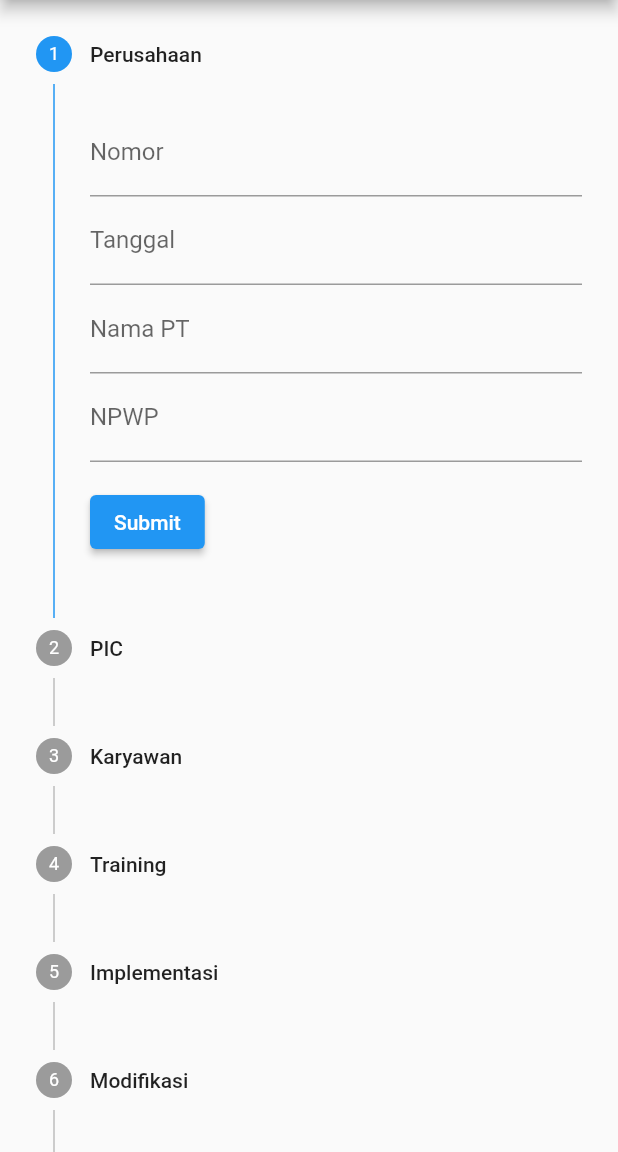
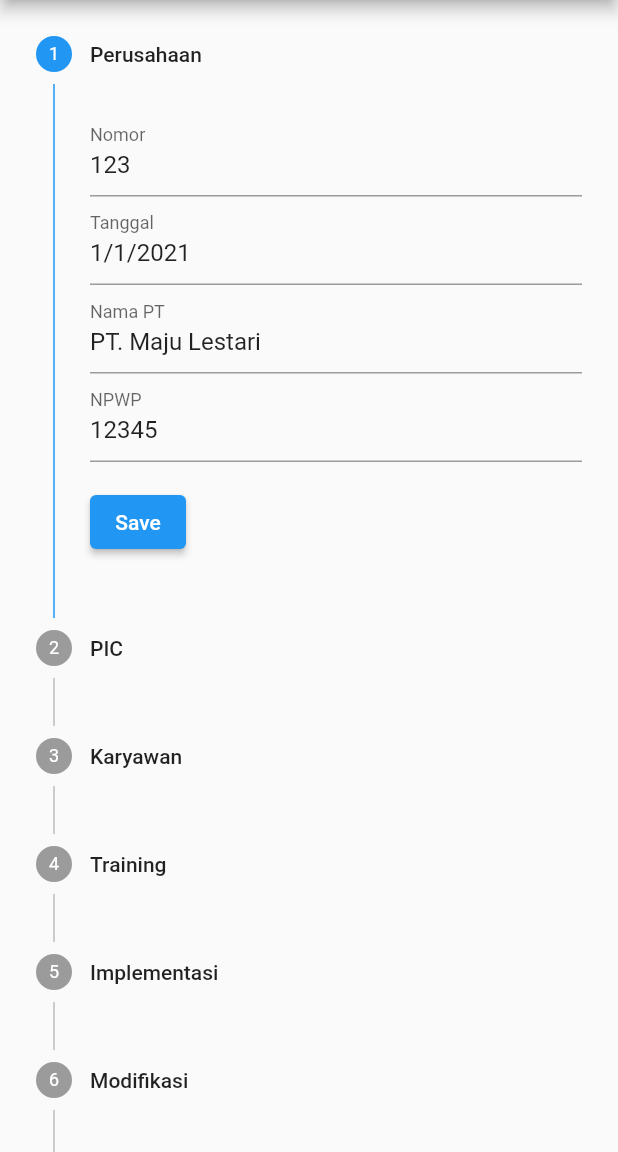
Before and after one commit to wiztensai/pricelist-report-flutter, a Flutter app: the screen it shows after launch, on a phone screen of 412 x 824 dp, the part 84-1236 px from its top. Run offline on Flutter 3.47's test engine with Material 2 defaults, Android fonts, the phone set to English and light mode, and no system bars; our stand-ins replace fluttertoast, pdf; missing offline and left inert: flutter_email_sender, flutter_full_pdf_viewer.

Commit message:
email, form data dummy

```diff
--- a/lib/app.dart
+++ b/lib/app.dart
@@ -9,7 +9,7 @@ class MyApp extends StatelessWidget {
   @override
   Widget build(BuildContext context) {
     return MaterialApp(
-      title: 'Flutter Demo',
+      title: 'Pricelist Report',
       theme: ThemeData(
         primarySwatch: Colors.blue,
       ),
@@ -28,6 +28,6 @@ class _MyHomePageState extends State<MyHomePage> {
   @override
   Widget build(BuildContext context) {
 
-    return AccountPage();
+    return PageForm();
   }
 }
--- a/lib/page_form.dart
+++ b/lib/page_form.dart
@@ -5,9 +5,9 @@ import 'package:price_report/mpdf/report_pdf.dart';
 import 'package:price_report/model_pricedata.dart';
 import 'package:price_report/dialog_finish.dart';
 
-class AccountPage extends StatefulWidget {
+class PageForm extends StatefulWidget {
   @override
-  _AccountPageState createState() => new _AccountPageState();
+  _PageFormState createState() => new _PageFormState();
 }
 
 List<GlobalKey<FormState>> formKeys = [
@@ -22,14 +22,19 @@ List<GlobalKey<FormState>> formKeys = [
 
 var priceData = ModelPriceData();
 
-class _AccountPageState extends State<AccountPage> {
+class _PageFormState extends State<PageForm> {
   int _currentStep = 0;
   bool complete = false;
 
-  List<Map<String, StepState>> stepStates= [{"Perusahaan":StepState.indexed}, {"PIC":StepState.indexed}, {"Karyawan":StepState.indexed}, {"Training":StepState.indexed}
-    , {"Implementasi":StepState.indexed}
-    , {"Modifikasi":StepState.indexed}
-    , {"Email Sales":StepState.indexed}];
+  List<Map<String, StepState>> stepStates = [
+    {"Perusahaan": StepState.indexed},
+    {"PIC": StepState.indexed},
+    {"Karyawan": StepState.indexed},
+    {"Training": StepState.indexed},
+    {"Implementasi": StepState.indexed},
+    {"Modifikasi": StepState.indexed},
+    {"Email Sales": StepState.indexed}
+  ];
 
   next() {
     _currentStep < 7 ? setState(() => _currentStep += 1) : null;
@@ -60,6 +65,7 @@ class _AccountPageState extends State<AccountPage> {
             child: Column(
               children: <Widget>[
                 TextFormField(
+                    initialValue: priceData.nomor,
                     decoration: InputDecoration(labelText: 'Nomor'),
                     validator: (value) {
                       if (value == null || value.isEmpty) {
@@ -73,6 +79,7 @@ class _AccountPageState extends State<AccountPage> {
                       FilteringTextInputFormatter.digitsOnly
                     ]),
                 TextFormField(
+                    initialValue: priceData.tanggal,
                     decoration: InputDecoration(labelText: 'Tanggal'),
                     validator: (value) {
                       if (value == null || value.isEmpty) {
@@ -82,6 +89,7 @@ class _AccountPageState extends State<AccountPage> {
                       priceData.tanggal = value;
                     }),
                 TextFormField(
+                    initialValue: priceData.namaPT,
                     decoration: InputDecoration(labelText: 'Nama PT'),
                     validator: (value) {
                       if (value == null || value.isEmpty) {
@@ -91,6 +99,7 @@ class _AccountPageState extends State<AccountPage> {
                       priceData.namaPT = value;
                     }),
                 TextFormField(
+                    initialValue: priceData.npwp,
                     decoration: InputDecoration(labelText: 'NPWP'),
                     validator: (value) {
                       if (value == null || value.isEmpty) {
@@ -115,6 +124,7 @@ class _AccountPageState extends State<AccountPage> {
             child: Column(
               children: <Widget>[
                 TextFormField(
+                  initialValue: priceData.picUser,
                   decoration: InputDecoration(labelText: 'PIC User'),
                   validator: (value) {
                     if (value == null || value.isEmpty) {
@@ -125,6 +135,7 @@ class _AccountPageState extends State<AccountPage> {
                   },
                 ),
                 TextFormField(
+                  initialValue: priceData.picPosition,
                   decoration: InputDecoration(labelText: 'PIC Position'),
                   validator: (value) {
                     if (value == null || value.isEmpty) {
@@ -135,6 +146,7 @@ class _AccountPageState extends State<AccountPage> {
                   },
                 ),
                 TextFormField(
+                  initialValue: priceData.contact,
                   decoration: InputDecoration(labelText: 'Contact'),
                   validator: (value) {
                     if (value == null || value.isEmpty) {
@@ -145,6 +157,7 @@ class _AccountPageState extends State<AccountPage> {
                   },
                 ),
                 TextFormField(
+                  initialValue: priceData.email,
                   decoration: InputDecoration(labelText: 'Email'),
                   keyboardType: TextInputType.emailAddress,
                   validator: (value) {
@@ -156,6 +169,7 @@ class _AccountPageState extends State<AccountPage> {
                   },
                 ),
                 TextFormField(
+                  initialValue: priceData.billingPic,
                   decoration: InputDecoration(labelText: 'Billing PIC'),
                   validator: (value) {
                     if (value == null || value.isEmpty) {
@@ -166,6 +180,7 @@ class _AccountPageState extends State<AccountPage> {
                   },
                 ),
                 TextFormField(
+                  initialValue: priceData.billingAddress,
                   decoration: InputDecoration(labelText: 'Billing Address'),
                   validator: (value) {
                     if (value == null || value.isEmpty) {
@@ -176,6 +191,7 @@ class _AccountPageState extends State<AccountPage> {
                   },
                 ),
                 TextFormField(
+                  initialValue: priceData.billingContact,
                   decoration: InputDecoration(labelText: 'Billing Contact'),
                   validator: (value) {
                     if (value == null || value.isEmpty) {
@@ -186,6 +202,7 @@ class _AccountPageState extends State<AccountPage> {
                   },
                 ),
                 TextFormField(
+                  initialValue: priceData.billingEmail,
                   decoration: InputDecoration(labelText: 'Billing Email'),
                   keyboardType: TextInputType.emailAddress,
                   validator: (value) {
@@ -210,6 +227,7 @@ class _AccountPageState extends State<AccountPage> {
               crossAxisAlignment: CrossAxisAlignment.start,
               children: <Widget>[
                 TextFormField(
+                  initialValue: priceData.totalEmployee,
                   decoration: InputDecoration(labelText: 'Total Employee'),
                   keyboardType: TextInputType.number,
                   inputFormatters: <TextInputFormatter>[
@@ -224,7 +242,8 @@ class _AccountPageState extends State<AccountPage> {
                   },
                 ),
                 TextFormField(
-                  decoration: InputDecoration(labelText: 'Diskon'),
+                  initialValue: priceData.diskonEmployee,
+                  decoration: InputDecoration(labelText: 'Diskon Karyawan'),
                   keyboardType: TextInputType.number,
                   inputFormatters: <TextInputFormatter>[
                     FilteringTextInputFormatter.digitsOnly
@@ -266,6 +285,7 @@ class _AccountPageState extends State<AccountPage> {
               crossAxisAlignment: CrossAxisAlignment.start,
               children: <Widget>[
                 TextFormField(
+                  initialValue: priceData.hargaTraining,
                   decoration: InputDecoration(labelText: 'Harga Training'),
                   keyboardType: TextInputType.number,
                   inputFormatters: <TextInputFormatter>[
@@ -280,6 +300,7 @@ class _AccountPageState extends State<AccountPage> {
                   },
                 ),
                 TextFormField(
+                  initialValue: priceData.diskonTraining,
                   decoration: InputDecoration(labelText: 'Diskon Training'),
                   keyboardType: TextInputType.number,
                   inputFormatters: <TextInputFormatter>[
@@ -314,6 +335,7 @@ class _AccountPageState extends State<AccountPage> {
               crossAxisAlignment: CrossAxisAlignment.start,
               children: <Widget>[
                 TextFormField(
+                  initialValue: priceData.hargaImplementasi,
                   decoration: InputDecoration(labelText: 'Harga Implementasi'),
                   keyboardType: TextInputType.number,
                   inputFormatters: <TextInputFormatter>[
@@ -328,7 +350,9 @@ class _AccountPageState extends State<AccountPage> {
                   },
                 ),
                 TextFormField(
-                  decoration: InputDecoration(labelText: 'Diskon Implementation'),
+                  initialValue: priceData.diskonImplementasi,
+                  decoration:
+                      InputDecoration(labelText: 'Diskon Implementation'),
                   keyboardType: TextInputType.number,
                   inputFormatters: <TextInputFormatter>[
                     FilteringTextInputFormatter.digitsOnly
@@ -362,6 +386,7 @@ class _AccountPageState extends State<AccountPage> {
               crossAxisAlignment: CrossAxisAlignment.start,
               children: <Widget>[
                 TextFormField(
+                  initialValue: priceData.hargaModifikasi,
                   decoration: InputDecoration(labelText: 'Harga Modifikasi'),
                   keyboardType: TextInputType.number,
                   inputFormatters: <TextInputFormatter>[
@@ -376,6 +401,7 @@ class _AccountPageState extends State<AccountPage> {
                   },
                 ),
                 TextFormField(
+                  initialValue: priceData.diskonModifikasi,
                   decoration: InputDecoration(labelText: 'Diskon Modifikasi'),
                   keyboardType: TextInputType.number,
                   inputFormatters: <TextInputFormatter>[
@@ -410,6 +436,7 @@ class _AccountPageState extends State<AccountPage> {
               crossAxisAlignment: CrossAxisAlignment.start,
               children: <Widget>[
                 TextFormField(
+                  initialValue: priceData.emailSales,
                   decoration: InputDecoration(labelText: 'Email Sales'),
                   keyboardType: TextInputType.emailAddress,
                   validator: (value) {
@@ -428,15 +455,29 @@ class _AccountPageState extends State<AccountPage> {
     _onStepContinue() {
       if (formKeys[_currentStep].currentState.validate()) {
         setState(() {
-          stepStates[_currentStep][stepStates[_currentStep].keys.single] = StepState.complete;
-          // StepState.complete;
+          stepStates[_currentStep][stepStates[_currentStep].keys.single] =
+              StepState.complete;
         });
 
         next();
       } else {
         setState(() {
-          // stepStates[_currentStep] = StepState.indexed;
-          stepStates[_currentStep][stepStates[_currentStep].keys.single] = StepState.indexed;
+          stepStates[_currentStep][stepStates[_currentStep].keys.single] =
+              StepState.indexed;
+        });
+      }
+    }
+
+    _onLastStep() {
+      if (formKeys[_currentStep].currentState.validate()) {
+        setState(() {
+          stepStates[_currentStep][stepStates[_currentStep].keys.single] =
+              StepState.complete;
+        });
+      } else {
+        setState(() {
+          stepStates[_currentStep][stepStates[_currentStep].keys.single] =
+              StepState.indexed;
         });
       }
     }
@@ -446,16 +487,17 @@ class _AccountPageState extends State<AccountPage> {
         title: Text('Pricelist'),
         actions: <Widget>[
           ElevatedButton(
-              onPressed: (){
+              onPressed: () {
                 List<Map<String, StepState>> notFinishForm = [];
 
                 stepStates.forEach((t) {
-                  if(t.values.single ==StepState.indexed) {
+                  if (t.values.single == StepState.indexed) {
                     notFinishForm.add(t);
                   }
                 });
 
-                DialogUtils.showCustomDialog(context, notFinishForm, onSubmit: () {
+                DialogUtils.showCustomDialog(context, notFinishForm,
+                    onSubmit: () {
                   reportView(context, priceData);
                 });
               },
@@ -470,17 +512,23 @@ class _AccountPageState extends State<AccountPage> {
             type: StepperType.vertical,
             currentStep: _currentStep,
             onStepTapped: (step) => goTo(step),
-            controlsBuilder: (BuildContext context, {VoidCallback onStepContinue, VoidCallback onStepCancel}) {
-              if(_currentStep == steps.length-1 || _currentStep == 0) {
+            controlsBuilder: (BuildContext context,
+                {VoidCallback onStepContinue, VoidCallback onStepCancel}) {
+              if (_currentStep == steps.length - 1 || _currentStep == 0) {
                 return Row(
                   children: <Widget>[
                     Container(
-                      margin:EdgeInsets.only(top: 16),
+                      margin: EdgeInsets.only(top: 16),
                       child: ElevatedButton(
                         onPressed: () {
+                          if (_currentStep == steps.length - 1) {
+                            _onLastStep();
+                            return;
+                          }
+
                           _onStepContinue();
                         },
-                        child: Text("Submit"),
+                        child: Text("Save"),
                       ),
                     ),
                   ],
@@ -489,20 +537,24 @@ class _AccountPageState extends State<AccountPage> {
                 return Row(
                   children: <Widget>[
                     Container(
-                      margin:EdgeInsets.only(right: 8, top: 16),
+                      margin: EdgeInsets.only(right: 8, top: 16),
                       child: ElevatedButton(
-                        onPressed: () {cancel();},
-                        child: Text("Prev"),
+                        onPressed: () {
+                          cancel();
+                        },
+                        child: Text("Previous"),
                         style: ButtonStyle(
-                          backgroundColor: MaterialStateProperty.all(Colors.grey)
-                        ),
+                            backgroundColor:
+                                MaterialStateProperty.all(Colors.grey)),
                       ),
                     ),
                     Container(
-                      margin:EdgeInsets.only(top: 16),
+                      margin: EdgeInsets.only(top: 16),
                       child: ElevatedButton(
-                        onPressed: () { _onStepContinue();},
-                        child: Text("Submit"),
+                        onPressed: () {
+                          _onStepContinue();
+                        },
+                        child: Text("Save"),
                       ),
                     ),
                   ],
@@ -516,6 +568,4 @@ class _AccountPageState extends State<AccountPage> {
   }
 }
 
-void generatePDF() {
-
-}
+void generatePDF() {}
--- a/pubspec.yaml
+++ b/pubspec.yaml
@@ -32,6 +32,7 @@ dependencies:
   pdf: ^1.3.24
   flutter_full_pdf_viewer: ^1.0.6
   path_provider: ^1.5.1
+  flutter_email_sender: ^5.0.0
 dev_dependencies:
   flutter_test:
     sdk: flutter
```
Also changed, not shown: lib/dialog_finish.dart (+7 -3 lines), lib/model_pricedata.dart (+52 -25 lines), lib/mpdf/pdf_viewer_page.dart (+31 -1 lines), lib/mpdf/report_pdf.dart (+43 -4 lines), pubspec.lock.
